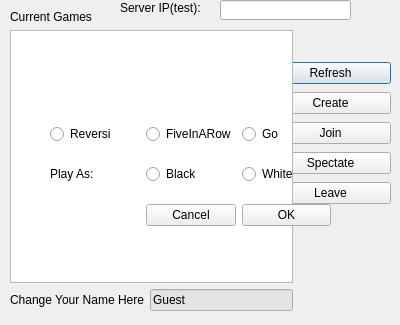
First picture: the form in waitingroom.ui, repository helloworld128/OOP_New, before the edit.
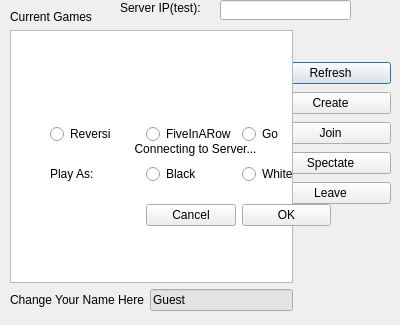
Second picture: the form after the edit.

Commit message: add background; changed some styles

```diff
--- a/waitingroom.ui
+++ b/waitingroom.ui
@@ -230,11 +230,31 @@
     </rect>
    </property>
   </widget>
+  <widget class="QLabel" name="Connecting">
+   <property name="geometry">
+    <rect>
+     <x>50</x>
+     <y>49</y>
+     <width>291</width>
+     <height>200</height>
+    </rect>
+   </property>
+   <property name="styleSheet">
+    <string notr="true">font: 28pt &quot;Adobe Arabic&quot;;</string>
+   </property>
+   <property name="text">
+    <string>Connecting to Server...</string>
+   </property>
+   <property name="alignment">
+    <set>Qt::AlignCenter</set>
+   </property>
+  </widget>
   <zorder>Buttons</zorder>
   <zorder>Display</zorder>
   <zorder>ChooseGame</zorder>
   <zorder>label</zorder>
   <zorder>IP</zorder>
+  <zorder>Connecting</zorder>
  </widget>
  <resources/>
  <connections/>
```
The commit also changes 8 other files.
